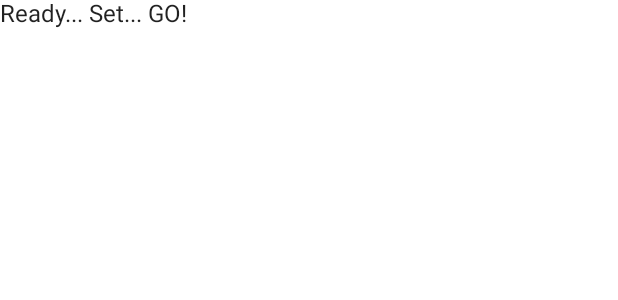
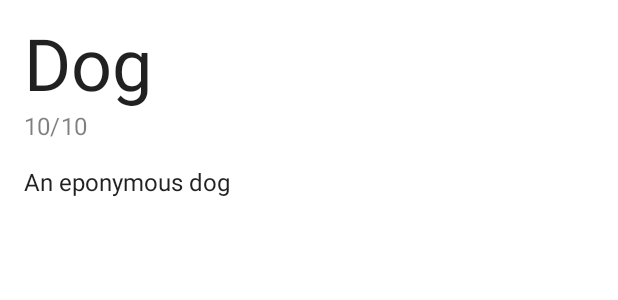
Before and after one commit to drewhamilton/2021-compose-challenge-1, an Android app built with Jetpack Compose: the @Preview function LightPreview, on a phone screen of 412 x 824 dp. Shown: the top 300 px of the screen. Run offline under Robolectric (Android 15) with nearby library versions, the phone set to English and light mode, and no system bars.

Commit message:
Create basic details screen

```diff
--- /dev/null
+++ b/app/src/main/java/com/example/androiddevchallenge/Details.kt
@@ -0,0 +1,34 @@
+package com.example.androiddevchallenge
+
+import androidx.compose.foundation.layout.Box
+import androidx.compose.foundation.layout.Column
+import androidx.compose.foundation.layout.fillMaxSize
+import androidx.compose.foundation.layout.padding
+import androidx.compose.material.MaterialTheme
+import androidx.compose.material.Text
+import androidx.compose.runtime.Composable
+import androidx.compose.ui.Modifier
+import androidx.compose.ui.tooling.preview.Preview
+import androidx.compose.ui.unit.dp
+
+@Composable fun Details(dog: Dog) {
+    Box(modifier = Modifier.fillMaxSize().padding(16.dp)) {
+        Column {
+            Text(text = dog.name, style = MaterialTheme.typography.h3)
+            Text(
+                text = "${dog.rating}/10",
+                style = MaterialTheme.typography.subtitle1,
+                color = MaterialTheme.colors.onBackground.copy(alpha = 0.5f)
+            )
+
+            Text(
+                text = dog.description,
+                modifier = Modifier.padding(top = 16.dp),
+                style = MaterialTheme.typography.body1
+            )
+        }
+    }
+}
+
+@Preview
+@Composable fun Details() = Details(Dog("Dog", "An eponymous dog", 10))
--- /dev/null
+++ b/app/src/main/java/com/example/androiddevchallenge/Dog.kt
@@ -0,0 +1,7 @@
+package com.example.androiddevchallenge
+
+data class Dog(
+    val name: String,
+    val description: String,
+    val rating: Int,
+)
--- a/app/src/main/java/com/example/androiddevchallenge/MainActivity.kt
+++ b/app/src/main/java/com/example/androiddevchallenge/MainActivity.kt
@@ -40,7 +40,7 @@ class MainActivity : AppCompatActivity() {
 @Composable
 fun MyApp() {
     Surface(color = MaterialTheme.colors.background) {
-        Text(text = "Ready... Set... GO!")
+        Details()
     }
 }
 
```
Also changed, not shown: 1 other file.
